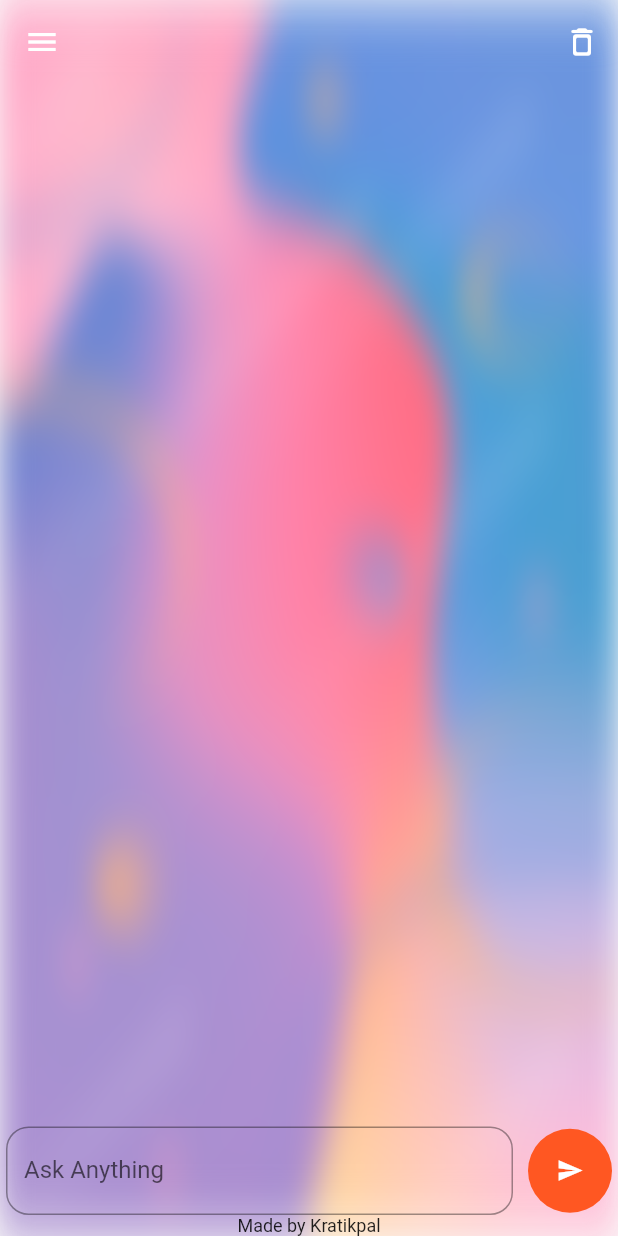
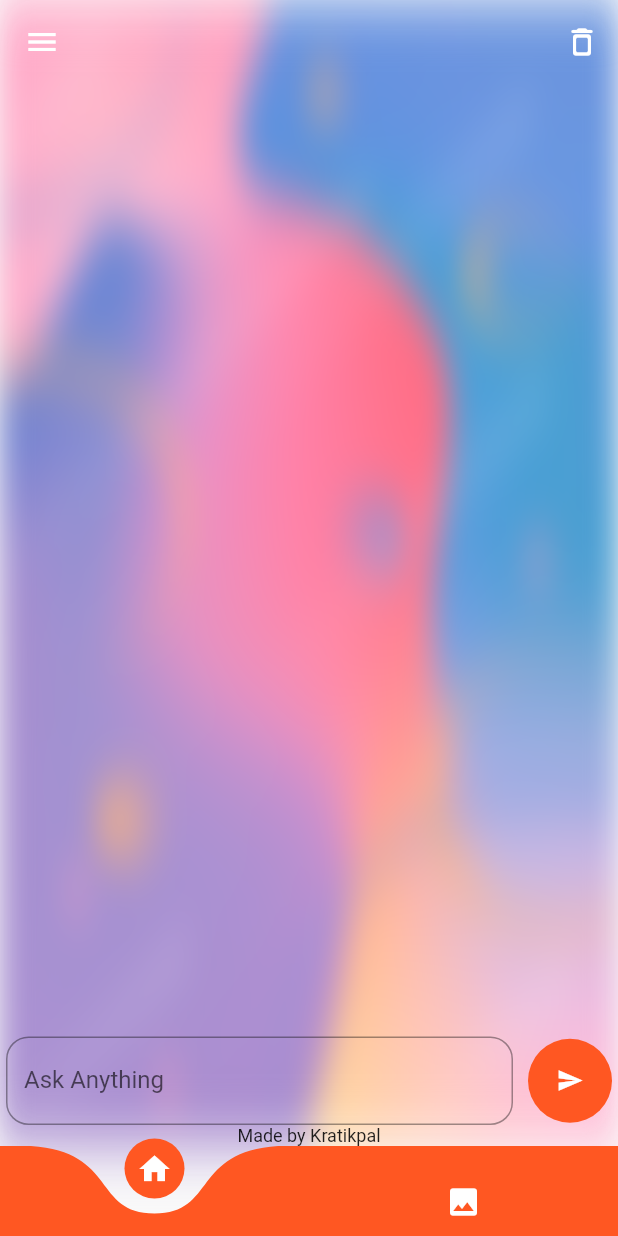
Before and after one commit to kratikpal/Kp_chat, a Flutter app: the screen it shows after launch, in the side drawer, after a tap on the "send" icon, on a phone screen of 412 x 824 dp. Run offline on Flutter 3.47's test engine with Material 2 defaults, Android fonts, the phone set to English and light mode, and no system bars; drawn by our look-alikes of curved_navigation_bar; our stand-ins replace awesome_dialog, bubble, connectivity_plus, dio, fluttertoast, image_gallery_saver and 1 more.

Commit message:
UI improvement

```diff
--- a/lib/chat_screen.dart
+++ b/lib/chat_screen.dart
@@ -49,7 +49,7 @@ class _MyChatState extends State<MyChat> {
 
   // Api call
   Future<String> _getAnswer(String question) async {
-    String apiKey = "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";
+    String apiKey = "Api key";
     String url = "https://api.openai.com/v1/completions";
 
     Map<String, String> header = {
@@ -140,8 +140,7 @@ class _MyChatState extends State<MyChat> {
             fit: BoxFit.fill,
           ),
         ),
-        SafeArea(
-          child: Column(
+        Column(
           children: <Widget>[
             Expanded(
                 child: ListView.builder(
@@ -184,8 +183,8 @@ class _MyChatState extends State<MyChat> {
                               toastLength: Toast.LENGTH_SHORT,
                               gravity: ToastGravity.BOTTOM,
                               timeInSecForIosWeb: 1,
-                                backgroundColor: Colors.deepOrange,
-                                textColor: Colors.white,
+                              backgroundColor: Colors.white,
+                              textColor: Colors.black,
                               fontSize: 16.0);
                         } else if (isLoading) {
                         } else {
@@ -234,7 +233,6 @@ class _MyChatState extends State<MyChat> {
             ),
           ],
         ),
-        ),
       ]),
     );
   }
--- a/lib/main.dart
+++ b/lib/main.dart
@@ -1,19 +1,48 @@
+import 'package:curved_navigation_bar/curved_navigation_bar.dart';
 import 'package:flutter/material.dart';
 import 'package:kp_chat/chat_screen.dart';
+import 'package:kp_chat/image_screen.dart';
 
 void main(List<String> args) {
   runApp(const MyApp());
 }
 
-class MyApp extends StatelessWidget {
+class MyApp extends StatefulWidget {
   const MyApp({super.key});
+
+  @override
+  State<MyApp> createState() => _MyAppState();
+}
+
+class _MyAppState extends State<MyApp> {
+  int screenIndex = 0;
+  final screens = [
+    const MyChat(),
+    const MyImageScreen(),
+  ];
 
   @override
   Widget build(BuildContext context) {
     return MaterialApp(
       debugShowCheckedModeBanner: false,
       theme: ThemeData(primarySwatch: Colors.deepOrange),
-      home: const MyChat(),
+      home: SafeArea(
+        child: Scaffold(
+          body: screens[screenIndex],
+          bottomNavigationBar: CurvedNavigationBar(
+            color: Colors.deepOrange,
+            backgroundColor: Colors.transparent,
+            height: 60,
+            onTap: (index) {
+              setState(() => screenIndex = index);
+            },
+            items: const [
+              Icon(Icons.home, color: Colors.white),
+              Icon(Icons.image, color: Colors.white),
+            ],
+          ),
+        ),
+      ),
     );
   }
 }
--- a/lib/widgets/drawer_widget.dart
+++ b/lib/widgets/drawer_widget.dart
@@ -1,12 +1,16 @@
 import 'package:flutter/material.dart';
-import 'package:kp_chat/image_screen.dart';
 import 'package:url_launcher/url_launcher.dart';
 
 class MyAppDrawer extends StatelessWidget {
   const MyAppDrawer({super.key});
 
-  Future<void> _launchUrl() async {
+  Future<void> _launchUrl(int value) async {
+    if (value == 1) {
       await launchUrl(Uri.parse("https://github.com/kratikpal/Kp_chat"));
+    } else {
+      await launchUrl(Uri.parse(
+          "https://github.com/kratikpal/Privacy-Policy/blob/main/privacy%20_policy.md"));
+    }
   }
 
   @override
@@ -28,7 +32,8 @@ class MyAppDrawer extends StatelessWidget {
                   image: DecorationImage(
                       image: AssetImage(
                           "assets/images/photo-1520250497591-112f2f40a3f4.avif"),
-                        fit: BoxFit.cover)),
+                      fit: BoxFit.cover),
+                ),
                 child: Column(
                   children: const <Widget>[
                     Padding(
@@ -68,25 +73,20 @@ class MyAppDrawer extends StatelessWidget {
               title: const Text("GitHub"),
               onTap: () {
                 Navigator.pop(context);
-                _launchUrl();
+                _launchUrl(1);
               },
             ),
+            const Divider(),
             ListTile(
                 leading: const Icon(
-                Icons.image_search_rounded,
+                  Icons.privacy_tip,
                   color: Colors.black,
                 ),
-              title: const Text("Image generator"),
-              onTap: (() {
+                title: const Text("Privacy Policy"),
+                onTap: () {
                   Navigator.pop(context);
-                Navigator.push(
-                  context,
-                  MaterialPageRoute(
-                    builder: (builder) => const MyImageScreen(),
-                  ),
-                );
-              }),
-            ),
+                  _launchUrl(2);
+                })
           ],
         ),
       ),
--- a/pubspec.yaml
+++ b/pubspec.yaml
@@ -47,6 +47,7 @@ dependencies:
   dio: ^4.0.6
   permission_handler: ^10.2.0
   change_app_package_name: ^1.1.0
+  curved_navigation_bar: ^1.0.3
 
 dev_dependencies:
   flutter_test:
```
Also changed, not shown: lib/image_screen.dart (+13 -12 lines), pubspec.lock. Lines whose indentation alone changed are shown as unchanged.
